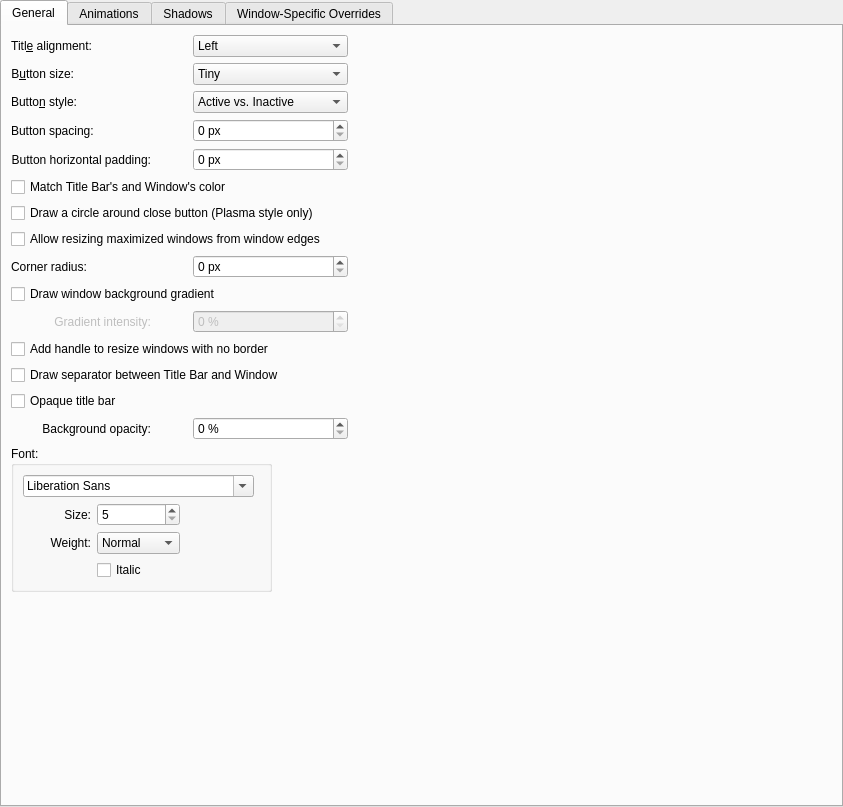
This is config/ui/breezeconfigurationui.ui in kupiqu/SierraBreezeEnhanced as Qt 5 draws it before an edit. The edited form follows.
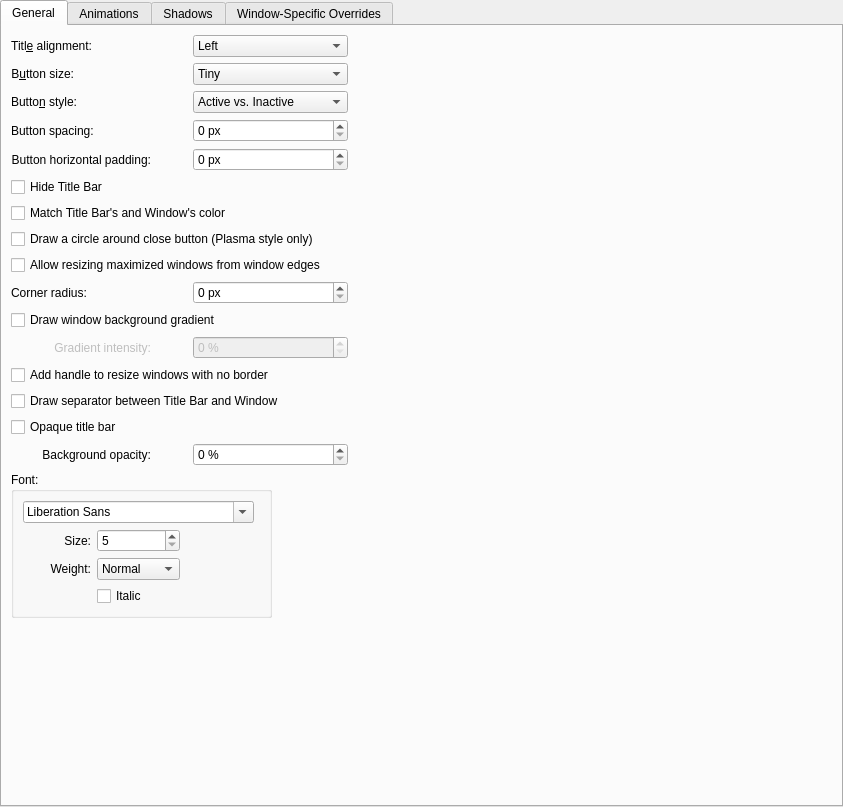
This is the edited form. Custom widgets are drawn as their Qt base class.

Commit message: enable option to hide title bar

The edit to the form file:
```diff
--- a/config/ui/breezeconfigurationui.ui
+++ b/config/ui/breezeconfigurationui.ui
@@ -113,7 +113,7 @@
          </property>
         </widget>
        </item>
-       <item row="26" column="1" colspan="9">
+       <item row="27" column="1" colspan="9">
         <spacer name="verticalSpacer">
          <property name="orientation">
           <enum>Qt::Vertical</enum>
@@ -207,14 +207,14 @@
          </item>
         </widget>
        </item>
-       <item row="22" column="1" colspan="9">
+       <item row="23" column="1" colspan="9">
         <widget class="QCheckBox" name="drawTitleBarSeparator">
          <property name="text">
           <string>Draw separator between Title Bar and Window</string>
          </property>
         </widget>
        </item>
-       <item row="23" column="1" colspan="9">
+       <item row="24" column="1" colspan="9">
         <widget class="QCheckBox" name="opaqueTitleBar">
          <property name="text">
           <string>Opaque title bar</string>
@@ -222,7 +222,7 @@
         </widget>
        </item>
 
-         <item row="24" column="1">
+         <item row="25" column="1">
           <widget class="QLabel" name="label_6">
            <property name="text">
             <string>Background opacity:</string>
@@ -232,7 +232,7 @@
            </property>
           </widget>
          </item>
-         <item row="24" column="8">
+         <item row="25" column="8">
           <widget class="QSpinBox" name="opacitySpinBox">
            <property name="suffix">
             <string> %</string>
@@ -243,7 +243,7 @@
           </widget>
          </item>
 
-       <item row="21" column="1" colspan="9">
+       <item row="22" column="1" colspan="10">
         <widget class="QCheckBox" name="drawSizeGrip">
          <property name="text">
           <string>Add handle to resize windows with no border</string>
@@ -274,28 +274,35 @@
          </item>
         </widget>
        </item>
-       <item row="5" column="1" colspan="9">
+       <item row="5" column="1" colspan="10">
+         <widget class="QCheckBox" name="hideTitleBar">
+           <property name="text">
+             <string>Hide Title Bar</string>
+           </property>
+         </widget>
+       </item>
+       <item row="6" column="1" colspan="10">
         <widget class="QCheckBox" name="matchColorForTitleBar">
          <property name="text">
           <string>Match Title Bar's and Window's color</string>
          </property>
         </widget>
        </item>
-       <item row="6" column="1" colspan="9">
+       <item row="7" column="1" colspan="10">
         <widget class="QCheckBox" name="outlineCloseButton">
          <property name="text">
           <string>Draw a circle around close button (Plasma style only)</string>
          </property>
         </widget>
        </item>
-       <item row="7" column="1" colspan="9">
+       <item row="8" column="1" colspan="10">
         <widget class="QCheckBox" name="drawBorderOnMaximizedWindows">
          <property name="text">
           <string>Allow resizing maximized windows from window edges</string>
          </property>
         </widget>
        </item>
-       <item row="9" column="1" colspan="9">
+       <item row="10" column="1" colspan="10">
         <widget class="QCheckBox" name="drawBackgroundGradient">
          <property name="text">
           <string>Draw window background gradient</string>
@@ -303,7 +310,7 @@
         </widget>
        </item>
 
-         <item row="12" column="1">
+         <item row="13" column="1">
           <widget class="QLabel" name="label_7">
            <property name="enabled">
             <bool>false</bool>
@@ -316,7 +323,7 @@
            </property>
           </widget>
          </item>
-         <item row="12" column="8">
+         <item row="13" column="8">
           <widget class="QSpinBox" name="gradientSpinBox">
            <property name="enabled">
             <bool>false</bool>
@@ -349,7 +356,7 @@
           </widget>
          </item>
 
-       <item row="25" column="1" colspan="9">
+       <item row="26" column="1" colspan="9">
         <layout class="QGridLayout" name="gridLayout_2" columnstretch="0,0,0,0,0,0,0">
          <item row="3" column="0" colspan="7" alignment="Qt::AlignLeft">
           <widget class="QGroupBox" name="groupBox">
@@ -440,14 +447,14 @@
         </layout>
        </item>
 
-         <item row="8" column="1">
+         <item row="9" column="1">
           <widget class="QLabel" name="cornerRadiusLabel">
            <property name="text">
             <string>Corner radius:</string>
            </property>
           </widget>
          </item>
-         <item row="8" column="8">
+         <item row="9" column="8">
           <widget class="QSpinBox" name="cornerRadiusSpinBox">
            <property name="suffix">
             <string> px</string>
```
The commit also changes 1 other file.
